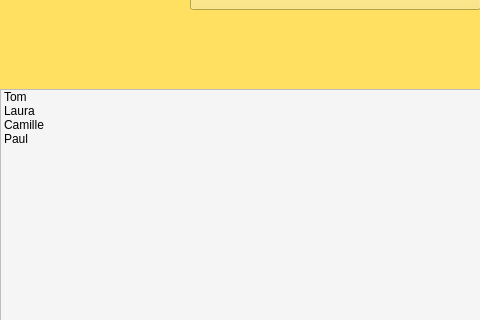
Before: the Qt Designer form contactswindow.ui in dbuhon/KeepItSecret, drawn with Qt 5; both pictures show x 0 to 480 and y 191 to 511 of the 720 by 1280 pixel window.
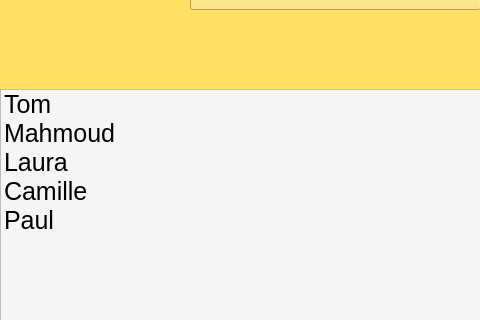
After: the same form once the commit is applied.

Patch:
```diff
--- a/contactswindow.ui
+++ b/contactswindow.ui
@@ -63,13 +63,19 @@
      </rect>
     </property>
     <property name="styleSheet">
-     <string notr="true">background-color: whitesmoke;</string>
+     <string notr="true">background-color: whitesmoke;
+font-size: 25px;</string>
     </property>
     <item>
      <property name="text">
       <string>Tom</string>
      </property>
     </item>
+    <item>
+     <property name="text">
+      <string>Mahmoud</string>
+     </property>
+    </item>
     <item>
      <property name="text">
       <string>Laura</string>
```
